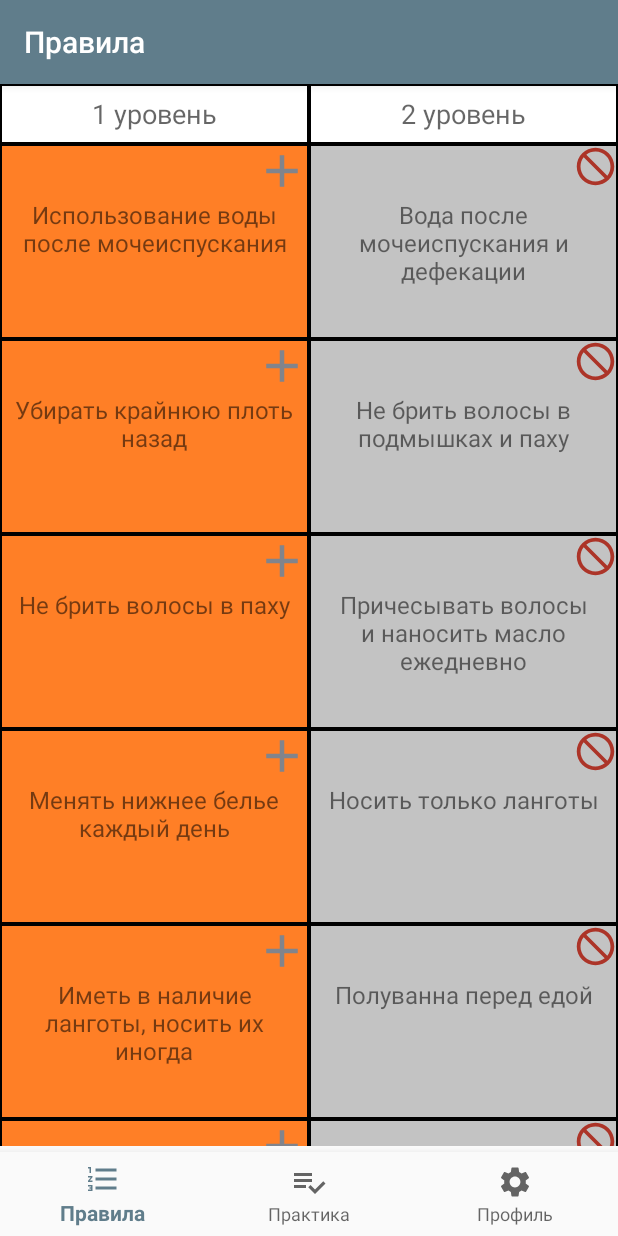
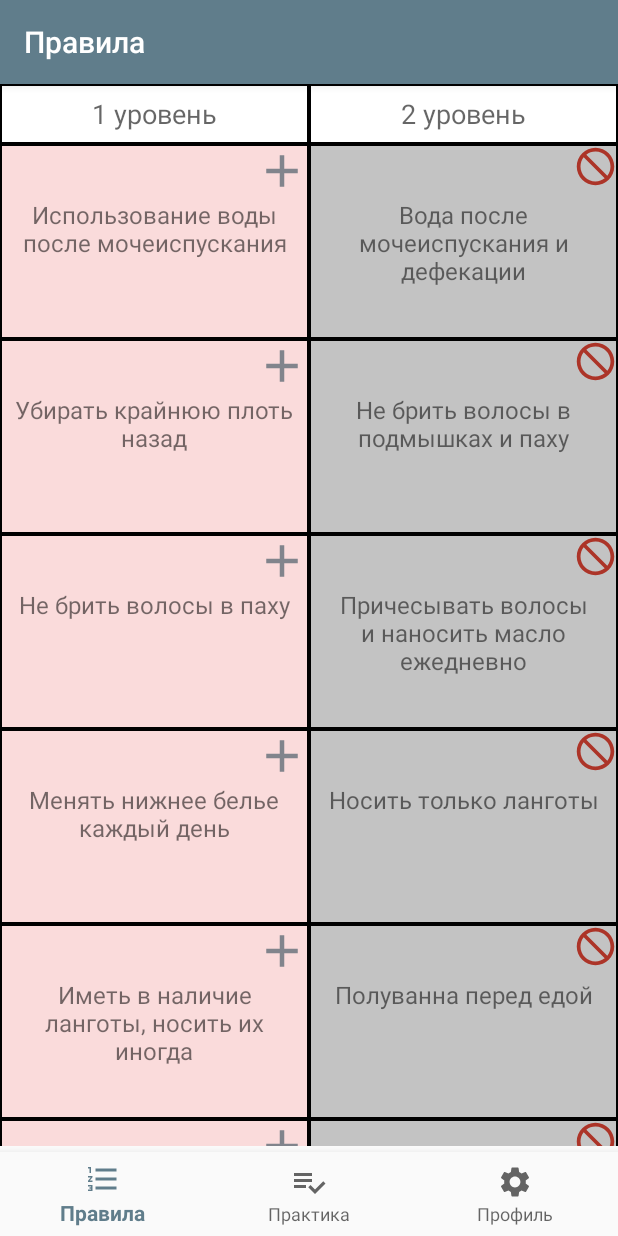
Before and after one commit to MaratHmit/conduct_rules, an Android app: the screen it shows after launch (MainActivity), on a phone screen of 412 x 824 dp. Run offline under Robolectric (Android 15) with nearby library versions, the phone set to English and light mode, and no system bars; our stand-ins replace navigation-ui; 5 statements that could not run were skipped.

Commit message:
цвета правил в зависимости от кол-во выполенных дней

```diff
--- a/app/src/main/java/ru/am/conduct_rules/DBHelper.java
+++ b/app/src/main/java/ru/am/conduct_rules/DBHelper.java
@@ -29,7 +29,7 @@ public class DBHelper extends SQLiteOpenHelper {
                 + "point INTEGER,"
                 + "available INTEGER DEFAULT 0,"
                 + "checked INTEGER DEFAULT 0,"
-                + "done INTEGER DEFAULT 0);");
+                + "done INTEGER DEFAULT 0);"); // 0 - не выполнено, 1 - выполнено частично, 2 - выполенно полностью
 
         db.execSQL("INSERT INTO rule (_id, code, name, level, point) VALUES " +
                 "(1,  '1.1', 'Использование воды после мочеиспускания', 1, 1)," +
--- a/app/src/main/java/ru/am/conduct_rules/RuleInfo.java
+++ b/app/src/main/java/ru/am/conduct_rules/RuleInfo.java
@@ -10,4 +10,6 @@ public class RuleInfo {
     public Boolean checked;  // выбрано
     public Boolean available; // доступно
     public int status;
+    public int done;
+    public Boolean isLast = false;
 }
--- a/app/src/main/java/ru/am/conduct_rules/ui/list_rules/ListRulesFragment.java
+++ b/app/src/main/java/ru/am/conduct_rules/ui/list_rules/ListRulesFragment.java
@@ -173,8 +173,9 @@ public class ListRulesFragment extends Fragment {
         int sizeButtonNot = DataModule.convertDpToPixel(30, context);
         int paddingDP = DataModule.convertDpToPixel(4, context);
 
-        Cursor cursor = DataModule.dbReader.rawQuery("SELECT _id, code, name, level, checked, available" +
-                " FROM rule WHERE done = 0 ORDER BY _id", null);
+        Cursor cursor = DataModule.dbReader.rawQuery("SELECT _id, code, name, level, checked, " +
+                "available, done" +
+                " FROM rule ORDER BY _id", null);
         if ((cursor != null)) {
             while (cursor.moveToNext()) {
 
@@ -184,6 +185,7 @@ public class ListRulesFragment extends Fragment {
                 rule.level = cursor.getInt(3);
                 rule.checked = cursor.getInt(4) == 1;
                 rule.available = cursor.getInt(5) == 1;
+                rule.done = cursor.getInt(6);
 
                 LinearLayout wrapper = new LinearLayout(context);
                 wrapper.setTag(rule.id);
@@ -233,7 +235,11 @@ public class ListRulesFragment extends Fragment {
                 wrapper.addView(textViewRule);
 
                 if (rule.level == 1) {
-                    wrapper.setBackground(context.getDrawable(R.drawable.cell_shape_orange));
+                    wrapper.setBackground(context.getDrawable(R.drawable.cell_shape_light_red));
+                    if (rule.done == 1)
+                        wrapper.setBackground(context.getDrawable(R.drawable.cell_shape_light_orange));
+                    if (rule.done == 2)
+                        wrapper.setBackground(context.getDrawable(R.drawable.cell_shape_light_green));
                     mLinerLayoutU1.addView(wrapper);
                 } else {
                     wrapper.setBackground(context.getDrawable(R.drawable.cell_shape_gray));
--- /dev/null
+++ b/app/src/main/res/drawable/cell_shape_light_green.xml
@@ -0,0 +1,4 @@
+<shape xmlns:android="http://schemas.android.com/apk/res/android" android:shape="rectangle" >
+    <solid android:color="#61EE58" />
+    <stroke android:width="1dip" android:color="#000000"/>
+</shape>
--- /dev/null
+++ b/app/src/main/res/drawable/cell_shape_light_orange.xml
@@ -0,0 +1,4 @@
+<shape xmlns:android="http://schemas.android.com/apk/res/android" android:shape="rectangle" >
+    <solid android:color="#FAEAD1" />
+    <stroke android:width="1dip" android:color="#000000"/>
+</shape>
--- /dev/null
+++ b/app/src/main/res/drawable/cell_shape_light_red.xml
@@ -0,0 +1,4 @@
+<shape xmlns:android="http://schemas.android.com/apk/res/android" android:shape="rectangle" >
+    <solid android:color="#FAD1D3" />
+    <stroke android:width="1dip" android:color="#000000"/>
+</shape>
```
Also changed, not shown: app/src/main/java/ru/am/conduct_rules/ui/StackActivity.java (+22 -4 lines), app/src/main/java/ru/am/conduct_rules/ui/practice/PracticeFragment.java (+7 -2 lines).
